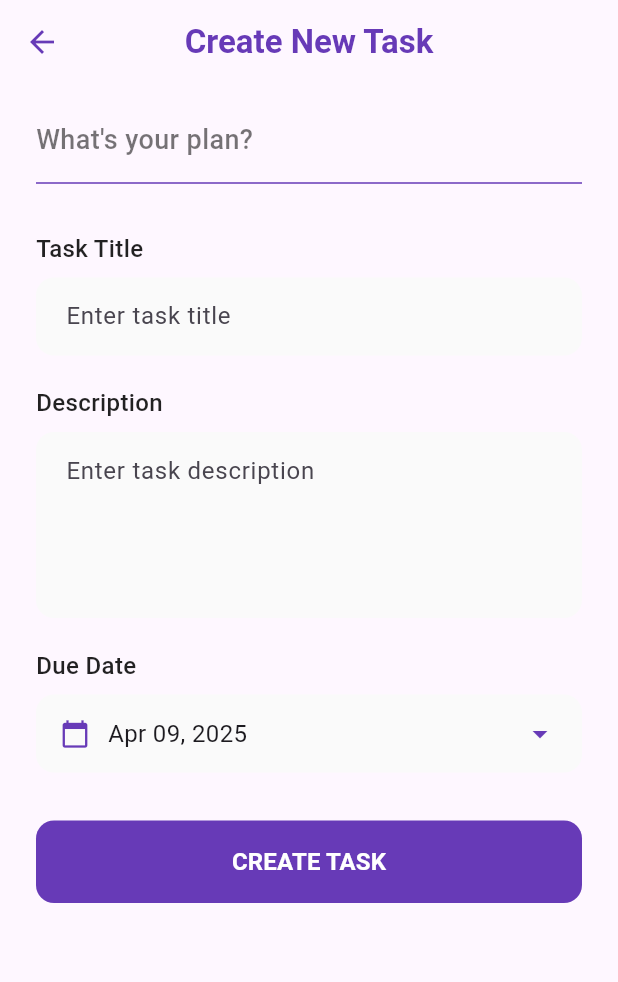
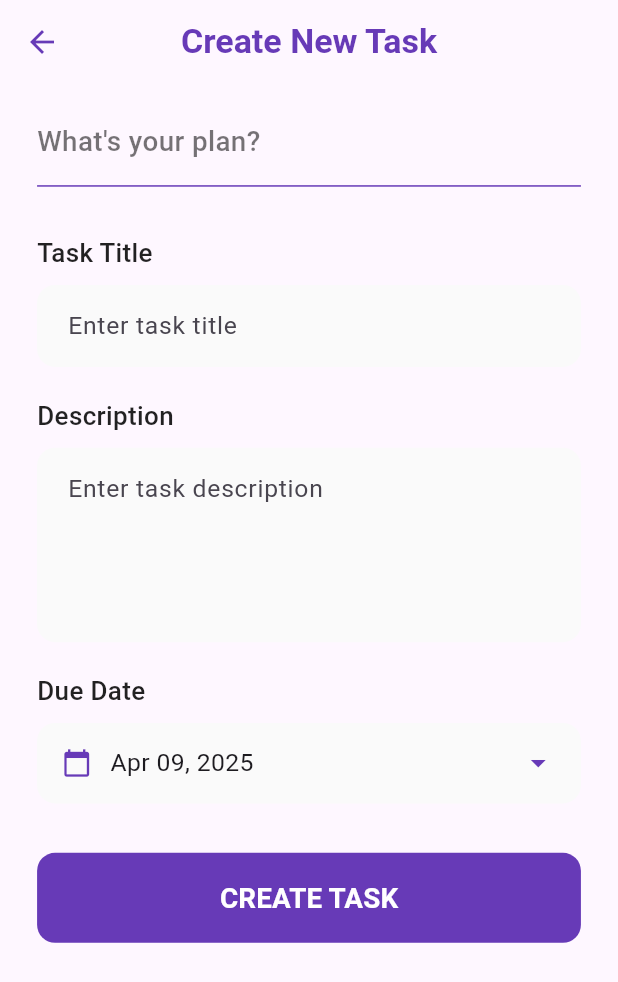
Before and after one commit to PRANAVENNAZHIYIL/todo_provider_MVVM, a Flutter app: the screen it shows once a user with an empty profile is signed in, after a tap on the "add" icon, on a phone screen of 412 x 824 dp. Shown: the top 982 px of the screen. Run offline on Flutter 3.47's test engine with Material 3 defaults, Android fonts, the phone set to English and light mode, and no system bars; our stand-ins replace cloud_firestore, firebase_auth, firebase_core, share_plus; accounts and stored records are empty.

Commit message:
media query

```diff
--- a/lib/presentation/views/add_task_page.dart
+++ b/lib/presentation/views/add_task_page.dart
@@ -23,10 +23,8 @@ class _AddPageState extends State<AddPage> {
     super.initState();
     provider = AddProvider();
 
-    // If editing existing task, pre-fill the fields
     if (widget.editData != null) {
       final data = widget.editData!.data() as Map<String, dynamic>;
-
       provider.titleController.text = data['title'] ?? '';
       provider.descriptionController.text = data['description'] ?? '';
 
@@ -44,15 +42,16 @@ class _AddPageState extends State<AddPage> {
 
   @override
   Widget build(BuildContext context) {
+    final mq = MediaQuery.of(context);
     return ChangeNotifierProvider.value(
       value: provider,
       child: Scaffold(
         appBar: AppBar(
           title: Text(
             provider.isEditMode ? "Update Task" : "Create New Task",
-            style: const TextStyle(
+            style: TextStyle(
               fontWeight: FontWeight.bold,
-              fontSize: 22,
+              fontSize: mq.size.width * 0.055,
             ),
           ),
           centerTitle: true,
@@ -68,21 +67,21 @@ class _AddPageState extends State<AddPage> {
           ],
         ),
         body: SingleChildScrollView(
-          padding: const EdgeInsets.all(24),
+          padding: EdgeInsets.all(mq.size.width * 0.06),
           child: Consumer<AddProvider>(
             builder: (context, provider, _) {
               return Column(
                 crossAxisAlignment: CrossAxisAlignment.stretch,
                 children: [
-                  _buildHeader(context, provider),
-                  const SizedBox(height: 24),
-                  _buildTitleField(),
-                  const SizedBox(height: 20),
-                  _buildDescriptionField(),
-                  const SizedBox(height: 20),
-                  _buildDatePicker(context, provider),
-                  const SizedBox(height: 32),
-                  _buildSubmitButton(context, provider),
+                  _buildHeader(context, provider, mq),
+                  SizedBox(height: mq.size.height * 0.03),
+                  _buildTitleField(mq),
+                  SizedBox(height: mq.size.height * 0.025),
+                  _buildDescriptionField(mq),
+                  SizedBox(height: mq.size.height * 0.025),
+                  _buildDatePicker(context, provider, mq),
+                  SizedBox(height: mq.size.height * 0.04),
+                  _buildSubmitButton(context, provider, mq),
                 ],
               );
             },
@@ -92,19 +91,20 @@ class _AddPageState extends State<AddPage> {
     );
   }
 
-  Widget _buildHeader(BuildContext context, AddProvider provider) {
+  Widget _buildHeader(
+      BuildContext context, AddProvider provider, MediaQueryData mq) {
     return Column(
       crossAxisAlignment: CrossAxisAlignment.start,
       children: [
         Text(
           provider.isEditMode ? "Update your task" : "What's your plan?",
-          style: const TextStyle(
-            fontSize: 18,
+          style: TextStyle(
+            fontSize: mq.size.width * 0.045,
             fontWeight: FontWeight.w500,
             color: Colors.black54,
           ),
         ),
-        const SizedBox(height: 8),
+        SizedBox(height: mq.size.height * 0.01),
         const Divider(
           thickness: 1,
           color: Colors.deepPurple,
@@ -113,19 +113,19 @@ class _AddPageState extends State<AddPage> {
     );
   }
 
-  Widget _buildTitleField() {
+  Widget _buildTitleField(MediaQueryData mq) {
     return Column(
       crossAxisAlignment: CrossAxisAlignment.start,
       children: [
-        const Text(
+        Text(
           "Task Title",
           style: TextStyle(
-            fontSize: 16,
+            fontSize: mq.size.width * 0.042,
             fontWeight: FontWeight.w500,
             color: Colors.black87,
           ),
         ),
-        const SizedBox(height: 8),
+        SizedBox(height: mq.size.height * 0.01),
         TextField(
           controller: provider.titleController,
           decoration: InputDecoration(
@@ -136,30 +136,30 @@ class _AddPageState extends State<AddPage> {
               borderRadius: BorderRadius.circular(12),
               borderSide: BorderSide.none,
             ),
-            contentPadding: const EdgeInsets.symmetric(
-              horizontal: 16,
-              vertical: 14,
+            contentPadding: EdgeInsets.symmetric(
+              horizontal: mq.size.width * 0.04,
+              vertical: mq.size.height * 0.018,
             ),
           ),
-          style: const TextStyle(fontSize: 16),
+          style: TextStyle(fontSize: mq.size.width * 0.04),
         ),
       ],
     );
   }
 
-  Widget _buildDescriptionField() {
+  Widget _buildDescriptionField(MediaQueryData mq) {
     return Column(
       crossAxisAlignment: CrossAxisAlignment.start,
       children: [
-        const Text(
+        Text(
           "Description",
           style: TextStyle(
-            fontSize: 16,
+            fontSize: mq.size.width * 0.042,
             fontWeight: FontWeight.w500,
             color: Colors.black87,
           ),
         ),
-        const SizedBox(height: 8),
+        SizedBox(height: mq.size.height * 0.01),
         TextField(
           controller: provider.descriptionController,
           decoration: InputDecoration(
@@ -170,31 +170,32 @@ class _AddPageState extends State<AddPage> {
               borderRadius: BorderRadius.circular(12),
               borderSide: BorderSide.none,
             ),
-            contentPadding: const EdgeInsets.symmetric(
-              horizontal: 16,
-              vertical: 14,
+            contentPadding: EdgeInsets.symmetric(
+              horizontal: mq.size.width * 0.04,
+              vertical: mq.size.height * 0.018,
             ),
           ),
           maxLines: 4,
-          style: const TextStyle(fontSize: 16),
+          style: TextStyle(fontSize: mq.size.width * 0.04),
         ),
       ],
     );
   }
 
-  Widget _buildDatePicker(BuildContext context, AddProvider provider) {
+  Widget _buildDatePicker(
+      BuildContext context, AddProvider provider, MediaQueryData mq) {
     return Column(
       crossAxisAlignment: CrossAxisAlignment.start,
       children: [
-        const Text(
+        Text(
           "Due Date",
           style: TextStyle(
-            fontSize: 16,
+            fontSize: mq.size.width * 0.042,
             fontWeight: FontWeight.w500,
             color: Colors.black87,
           ),
         ),
-        const SizedBox(height: 8),
+        SizedBox(height: mq.size.height * 0.01),
         InkWell(
           onTap: () async {
             final picked = await showDatePicker(
@@ -223,9 +224,9 @@ class _AddPageState extends State<AddPage> {
           },
           borderRadius: BorderRadius.circular(12),
           child: Container(
-            padding: const EdgeInsets.symmetric(
-              horizontal: 16,
-              vertical: 14,
+            padding: EdgeInsets.symmetric(
+              horizontal: mq.size.width * 0.04,
+              vertical: mq.size.height * 0.018,
             ),
             decoration: BoxDecoration(
               color: Colors.grey[50],
@@ -233,21 +234,15 @@ class _AddPageState extends State<AddPage> {
             ),
             child: Row(
               children: [
-                const Icon(
-                  Icons.calendar_today,
-                  color: Colors.deepPurple,
-                  size: 20,
-                ),
-                const SizedBox(width: 12),
+                const Icon(Icons.calendar_today,
+                    color: Colors.deepPurple, size: 20),
+                SizedBox(width: mq.size.width * 0.03),
                 Text(
                   DateFormat('MMM dd, yyyy').format(provider.selectedDate),
-                  style: const TextStyle(fontSize: 16),
+                  style: TextStyle(fontSize: mq.size.width * 0.04),
                 ),
                 const Spacer(),
-                const Icon(
-                  Icons.arrow_drop_down,
-                  color: Colors.deepPurple,
-                ),
+                const Icon(Icons.arrow_drop_down, color: Colors.deepPurple),
               ],
             ),
           ),
@@ -256,7 +251,8 @@ class _AddPageState extends State<AddPage> {
     );
   }
 
-  Widget _buildSubmitButton(BuildContext context, AddProvider provider) {
+  Widget _buildSubmitButton(
+      BuildContext context, AddProvider provider, MediaQueryData mq) {
     return ElevatedButton(
       onPressed: () async {
         if (provider.isValid()) {
@@ -280,7 +276,7 @@ class _AddPageState extends State<AddPage> {
         } else {
           ScaffoldMessenger.of(context).showSnackBar(
             SnackBar(
-              content: Text(
+              content: const Text(
                 "Please enter title and description",
                 style: TextStyle(color: Colors.white),
               ),
@@ -295,7 +291,7 @@ class _AddPageState extends State<AddPage> {
       },
       style: ElevatedButton.styleFrom(
         backgroundColor: Colors.deepPurple,
-        padding: const EdgeInsets.symmetric(vertical: 16),
+        padding: EdgeInsets.symmetric(vertical: mq.size.height * 0.02),
         shape: RoundedRectangleBorder(
           borderRadius: BorderRadius.circular(12),
         ),
@@ -303,8 +299,8 @@ class _AddPageState extends State<AddPage> {
       ),
       child: Text(
         provider.isEditMode ? "UPDATE TASK" : "CREATE TASK",
-        style: const TextStyle(
-          fontSize: 16,
+        style: TextStyle(
+          fontSize: mq.size.width * 0.045,
           fontWeight: FontWeight.bold,
           color: Colors.white,
         ),
@@ -326,8 +322,8 @@ class _AddPageState extends State<AddPage> {
           TextButton(
             onPressed: () async {
               await provider.editDocRef?.delete();
-              Navigator.pop(context); // Close dialog
-              Navigator.pop(context); // Return to previous screen
+              Navigator.pop(context);
+              Navigator.pop(context);
               ScaffoldMessenger.of(context).showSnackBar(
                 const SnackBar(
                   content: Text("Task deleted successfully"),
--- a/lib/presentation/views/homepage.dart
+++ b/lib/presentation/views/homepage.dart
@@ -12,6 +12,11 @@ class MyHomePage extends StatelessWidget {
 
   @override
   Widget build(BuildContext context) {
+    final mediaQuery = MediaQuery.of(context);
+    final screenWidth = mediaQuery.size.width;
+    final screenHeight = mediaQuery.size.height;
+    final isTablet = screenWidth > 600;
+
     return ChangeNotifierProvider<HomePageProvider>(
       create: (_) => HomePageProvider(),
       child: Consumer<HomePageProvider>(
@@ -19,11 +24,11 @@ class MyHomePage extends StatelessWidget {
           return Scaffold(
             backgroundColor: Colors.grey[50],
             appBar: AppBar(
-              title: const Text(
+              title: Text(
                 'My Tasks',
                 style: TextStyle(
                   fontWeight: FontWeight.bold,
-                  fontSize: 24,
+                  fontSize: isTablet ? 28 : 24,
                 ),
               ),
               centerTitle: true,
@@ -49,7 +54,8 @@ class MyHomePage extends StatelessWidget {
               backgroundColor: Colors.deepPurple,
               child: const Icon(Icons.add, color: Colors.white),
             ),
-            body: Builder(builder: (scaffoldContext) {
+            body: Builder(
+              builder: (scaffoldContext) {
                 return StreamBuilder(
                   stream: taskProvider.getTasksStream(),
                   builder: (context, snapshot) {
@@ -77,13 +83,21 @@ class MyHomePage extends StatelessWidget {
                       Colors.pink.withOpacity(0.1),
                     ];
 
-                  return ListView.builder(
-                    padding: const EdgeInsets.symmetric(vertical: 8),
+                    return Padding(
+                      padding: EdgeInsets.symmetric(
+                        horizontal: isTablet ? screenWidth * 0.1 : 16.0,
+                      ),
+                      child: ListView.builder(
+                        padding: EdgeInsets.symmetric(
+                          vertical: screenHeight * 0.02,
+                        ),
                         itemCount: snapshot.data!.docs.length,
                         itemBuilder: (context, index) {
                           final task = snapshot.data!.docs[index];
 
-                      return TaskCard(
+                          return Padding(
+                            padding: const EdgeInsets.only(bottom: 12.0),
+                            child: TaskCard(
                               task: task,
                               onDelete: () async {
                                 await task.reference.delete();
@@ -92,18 +106,23 @@ class MyHomePage extends StatelessWidget {
                                 Navigator.push(
                                   context,
                                   MaterialPageRoute(
-                              builder: (context) => AddPage(editData: task),
+                                    builder: (context) =>
+                                        AddPage(editData: task),
                                   ),
                                 );
                               },
-                        cardColor: colorScheme[index % colorScheme.length],
+                              cardColor:
+                                  colorScheme[index % colorScheme.length],
                               scaffoldContext: scaffoldContext,
+                            ),
+                          );
+                        },
+                      ),
                     );
                   },
                 );
               },
-              );
-            }),
+            ),
           );
         },
       ),
--- a/lib/presentation/widgets/task_card.dart
+++ b/lib/presentation/widgets/task_card.dart
@@ -20,6 +20,9 @@ class TaskCard extends StatelessWidget {
 
   @override
   Widget build(BuildContext context) {
+    final size = MediaQuery.of(context).size;
+    final width = size.width;
+
     final data = task.data();
     final title = data['title'] ?? 'No Title';
     final description = data['description'] ?? 'No Description';
@@ -37,13 +40,13 @@ class TaskCard extends StatelessWidget {
     return Dismissible(
       key: Key(task.id),
       background: Container(
-        margin: const EdgeInsets.symmetric(horizontal: 12, vertical: 6),
+        margin: EdgeInsets.symmetric(horizontal: width * 0.03, vertical: 6),
         decoration: BoxDecoration(
           color: Colors.red[100],
           borderRadius: BorderRadius.circular(12),
         ),
         alignment: Alignment.centerRight,
-        padding: const EdgeInsets.only(right: 20),
+        padding: EdgeInsets.only(right: width * 0.05),
         child: const Icon(Icons.delete, color: Colors.red),
       ),
       direction: DismissDirection.endToStart,
@@ -83,7 +86,7 @@ class TaskCard extends StatelessWidget {
       },
       child: AnimatedContainer(
         duration: const Duration(milliseconds: 200),
-        margin: const EdgeInsets.symmetric(horizontal: 12, vertical: 6),
+        margin: EdgeInsets.symmetric(horizontal: width * 0.03, vertical: 6),
         decoration: BoxDecoration(
           color: cardColor,
           borderRadius: BorderRadius.circular(12),
@@ -97,16 +100,14 @@ class TaskCard extends StatelessWidget {
           ],
         ),
         child: ListTile(
-          contentPadding:
-              const EdgeInsets.symmetric(horizontal: 16, vertical: 8),
-          // leading: Icon(
-          //   isCompleted ? Icons.check_circle : Icons.radio_button_unchecked,
-          //   color: isCompleted ? Colors.green : Colors.grey,
-          // ),
+          contentPadding: EdgeInsets.symmetric(
+            horizontal: width * 0.04,
+            vertical: 8,
+          ),
           title: Text(
             title,
             style: TextStyle(
-              fontSize: 18,
+              fontSize: width * 0.045, // Responsive title size
               fontWeight: FontWeight.w600,
               decoration: isCompleted
                   ? TextDecoration.lineThrough
@@ -121,6 +122,7 @@ class TaskCard extends StatelessWidget {
               Text(
                 description,
                 style: TextStyle(
+                  fontSize: width * 0.038, // Responsive description size
                   color: isCompleted ? Colors.grey : Colors.black54,
                   decoration: isCompleted
                       ? TextDecoration.lineThrough
@@ -130,11 +132,13 @@ class TaskCard extends StatelessWidget {
               const SizedBox(height: 8),
               Row(
                 children: [
-                  Icon(Icons.calendar_today, size: 16, color: Colors.grey[600]),
+                  Icon(Icons.calendar_today,
+                      size: width * 0.04, color: Colors.grey[600]),
                   const SizedBox(width: 4),
                   Text(
                     formattedDate,
-                    style: TextStyle(color: Colors.grey[600], fontSize: 12),
+                    style: TextStyle(
+                        color: Colors.grey[600], fontSize: width * 0.032),
                   ),
                 ],
               ),
```
Lines whose indentation alone changed are shown as unchanged.
